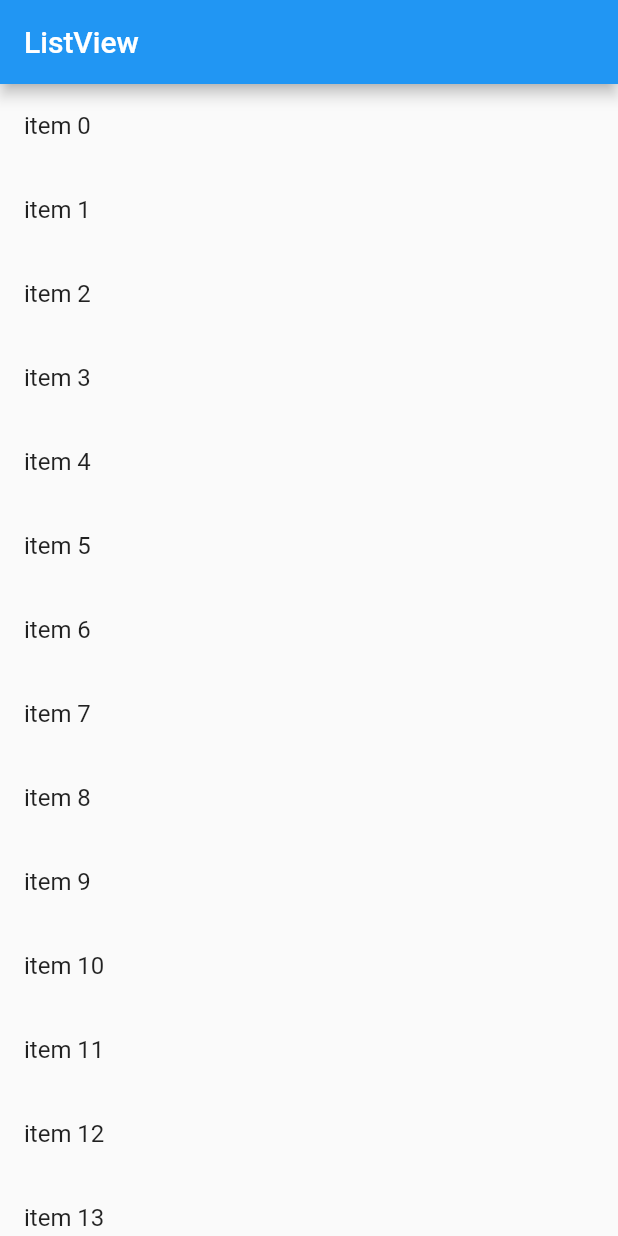
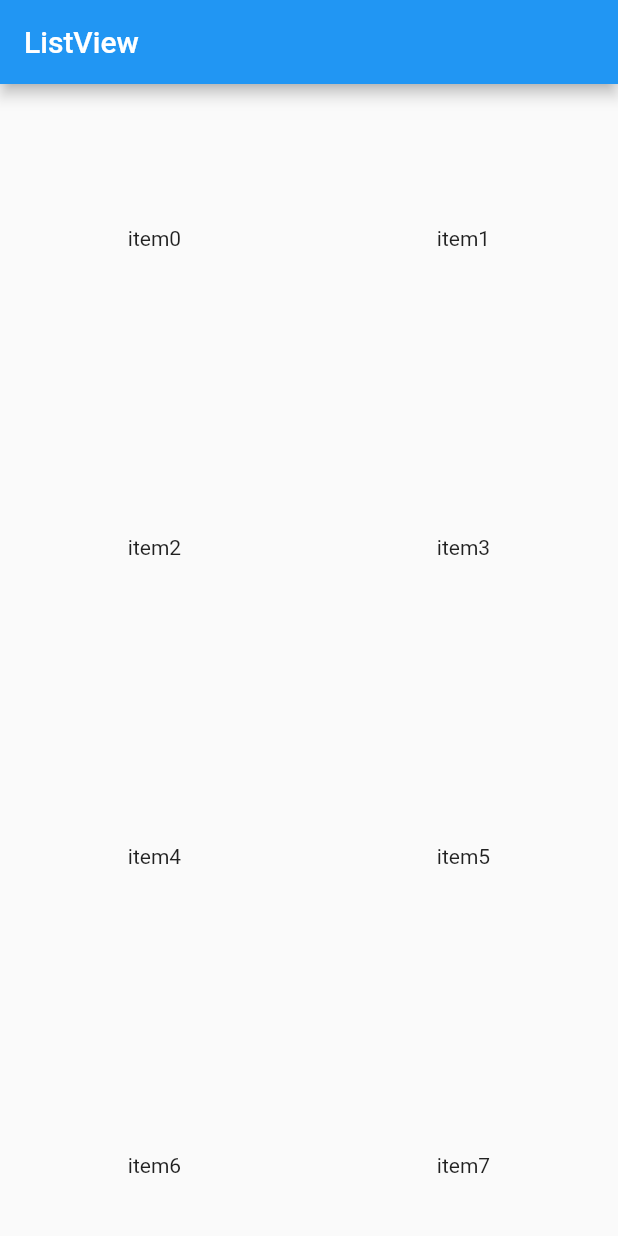
Before and after one commit to klsh1tt/myapp, a Flutter app: the screen it shows after launch, on a phone screen of 412 x 824 dp. Run offline on Flutter 3.47's test engine with Material 2 defaults, Android fonts, the phone set to English and light mode, and no system bars.

```diff
--- a/lib/main.dart
+++ b/lib/main.dart
@@ -48,13 +48,14 @@ class _MyHomePageState extends State<MyHomePage> {
       ),
       body: SizedBox(
         width: double.infinity,
-        child: ListView.builder(
-          itemCount: items.length,
-          itemBuilder: (context, index) {
-            return ListTile(
-              title: Text(items[index]),
-            );
-          },
+        child: GridView.count(
+          crossAxisCount: 2,
+          children: List.generate(
+            100,
+            (index) {
+              return Center(child: Text('item$index'));
+            },
+          ),
         ),
       ),
     );
```
